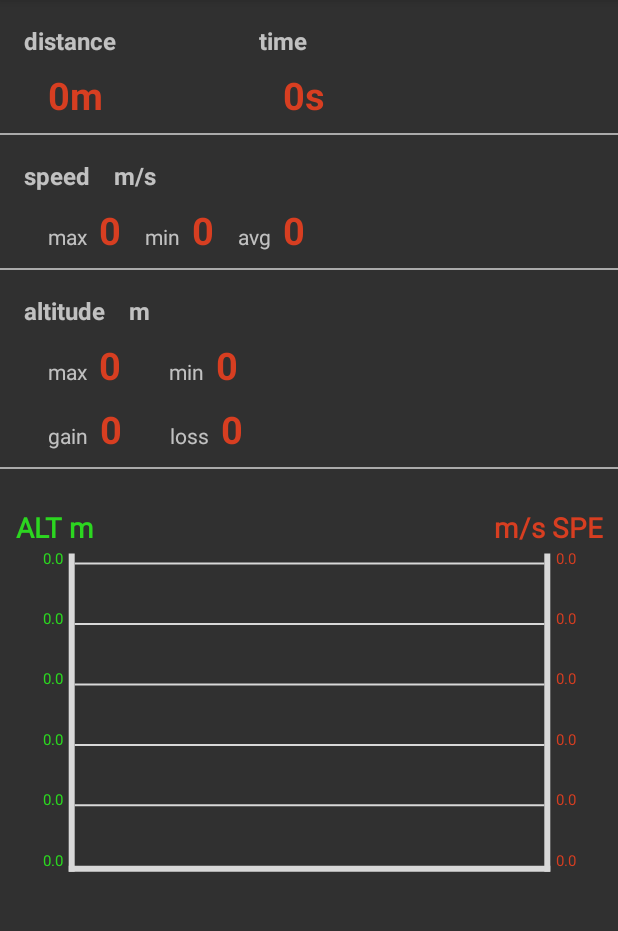
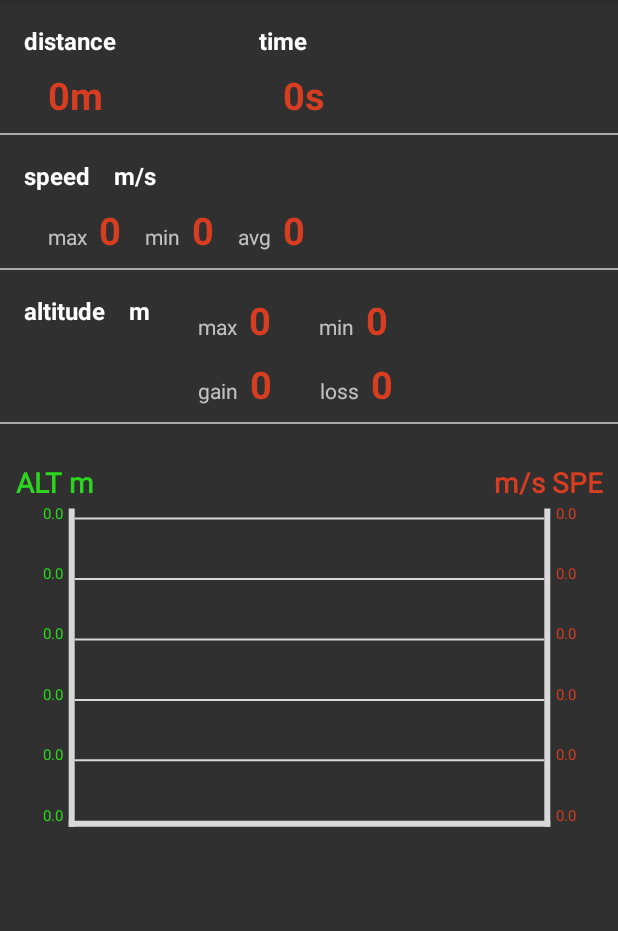
Before and after one commit to qlem/race-monitoring, an Android app: the RaceReportActivity screen opened directly, with no data from a screen before it, on a phone screen of 412 x 824 dp, the part 84-1015 px from its top. Run offline under Robolectric (Android 15) with nearby library versions, the phone set to English and light mode, and no system bars; 5 statements that could not run were skipped.

Commit message:
update design

```diff
--- a/app/src/main/res/layout-land/activity_race_report.xml
+++ b/app/src/main/res/layout-land/activity_race_report.xml
@@ -10,7 +10,7 @@
         android:layout_height="1dp"
         android:layout_marginTop="8dp"
         android:background="@android:color/darker_gray"
-        app:layout_constraintEnd_toEndOf="@+id/time_value"
+        app:layout_constraintEnd_toEndOf="@+id/barrier"
         app:layout_constraintTop_toBottomOf="@+id/time_value" />
 
     <View
@@ -19,7 +19,7 @@
         android:layout_height="1dp"
         android:layout_marginTop="8dp"
         android:background="@android:color/darker_gray"
-        app:layout_constraintEnd_toEndOf="@+id/time_value"
+        app:layout_constraintEnd_toEndOf="@+id/barrier"
         app:layout_constraintTop_toBottomOf="@+id/speed_avg_value" />
 
     <android.support.constraint.Guideline
@@ -29,6 +29,13 @@
         android:orientation="vertical"
         app:layout_constraintGuide_percent="0.25" />
 
+    <android.support.constraint.Barrier
+        android:id="@+id/barrier"
+        android:layout_width="wrap_content"
+        android:layout_height="wrap_content"
+        app:barrierDirection="end"
+        app:constraint_referenced_ids="time_value,speed_avg_value" />
+
     <TextView
         android:id="@+id/distance_label"
         android:layout_width="wrap_content"
@@ -37,7 +44,9 @@
         android:layout_marginLeft="16dp"
         android:layout_marginTop="16dp"
         android:text="@string/distance_label"
+        android:textColor="@android:color/white"
         android:textSize="16sp"
+        android:textStyle="bold"
         app:layout_constraintStart_toStartOf="parent"
         app:layout_constraintTop_toTopOf="parent" />
 
@@ -49,9 +58,9 @@
         android:layout_marginLeft="32dp"
         android:layout_marginTop="8dp"
         android:text="@string/distance_value"
+        android:textColor="@color/mainColor"
         android:textSize="25sp"
         android:textStyle="bold"
-        android:textColor="@color/mainColor"
         app:layout_constraintStart_toStartOf="parent"
         app:layout_constraintTop_toBottomOf="@+id/distance_label" />
 
@@ -63,7 +72,9 @@
         android:layout_marginLeft="8dp"
         android:layout_marginTop="16dp"
         android:text="@string/time_label"
+        android:textColor="@android:color/white"
         android:textSize="16sp"
+        android:textStyle="bold"
         app:layout_constraintStart_toStartOf="@+id/guideline"
         app:layout_constraintTop_toTopOf="parent" />
 
@@ -75,9 +86,9 @@
         android:layout_marginLeft="32dp"
         android:layout_marginTop="8dp"
         android:text="@string/time_value"
+        android:textColor="@color/mainColor"
         android:textSize="25sp"
         android:textStyle="bold"
-        android:textColor="@color/mainColor"
         app:layout_constraintStart_toStartOf="@+id/guideline"
         app:layout_constraintTop_toBottomOf="@+id/time_label" />
 
@@ -89,7 +100,9 @@
         android:layout_marginLeft="16dp"
         android:layout_marginTop="16dp"
         android:text="@string/speed_label"
+        android:textColor="@android:color/white"
         android:textSize="16sp"
+        android:textStyle="bold"
         app:layout_constraintStart_toStartOf="parent"
         app:layout_constraintTop_toBottomOf="@+id/spacer_1" />
 
@@ -111,9 +124,9 @@
         android:layout_marginLeft="8dp"
         android:layout_marginTop="8dp"
         android:text="@string/speed_max_value"
+        android:textColor="@color/mainColor"
         android:textSize="25sp"
         android:textStyle="bold"
-        android:textColor="@color/mainColor"
         app:layout_constraintStart_toEndOf="@+id/speed_max_label"
         app:layout_constraintTop_toBottomOf="@+id/speed_unit" />
 
@@ -135,9 +148,9 @@
         android:layout_marginLeft="8dp"
         android:layout_marginTop="8dp"
         android:text="@string/speed_min_value"
+        android:textColor="@color/mainColor"
         android:textSize="25sp"
         android:textStyle="bold"
-        android:textColor="@color/mainColor"
         app:layout_constraintStart_toEndOf="@+id/speed_min_label"
         app:layout_constraintTop_toBottomOf="@+id/speed_unit" />
 
@@ -159,9 +172,9 @@
         android:layout_marginLeft="8dp"
         android:layout_marginTop="8dp"
         android:text="@string/speed_avg_value"
+        android:textColor="@color/mainColor"
         android:textSize="25sp"
         android:textStyle="bold"
-        android:textColor="@color/mainColor"
         app:layout_constraintStart_toEndOf="@+id/speed_avg_label"
         app:layout_constraintTop_toBottomOf="@+id/speed_unit" />
 
@@ -173,7 +186,9 @@
         android:layout_marginLeft="16dp"
         android:layout_marginTop="16dp"
         android:text="@string/speed_unit"
+        android:textColor="@android:color/white"
         android:textSize="16sp"
+        android:textStyle="bold"
         app:layout_constraintStart_toEndOf="@+id/speed_label"
         app:layout_constraintTop_toBottomOf="@+id/spacer_1" />
 
@@ -185,7 +200,9 @@
         android:layout_marginLeft="16dp"
         android:layout_marginTop="16dp"
         android:text="@string/elevation_label"
+        android:textColor="@android:color/white"
         android:textSize="16sp"
+        android:textStyle="bold"
         app:layout_constraintStart_toStartOf="parent"
         app:layout_constraintTop_toBottomOf="@+id/spacer_2" />
 
@@ -207,9 +224,9 @@
         android:layout_marginLeft="8dp"
         android:layout_marginTop="8dp"
         android:text="@string/elevation_max_value"
+        android:textColor="@color/mainColor"
         android:textSize="25sp"
         android:textStyle="bold"
-        android:textColor="@color/mainColor"
         app:layout_constraintStart_toEndOf="@+id/elevation_max_label"
         app:layout_constraintTop_toBottomOf="@+id/elevation_unit" />
 
@@ -231,9 +248,9 @@
         android:layout_marginLeft="8dp"
         android:layout_marginTop="8dp"
         android:text="@string/elevation_min_value"
+        android:textColor="@color/mainColor"
         android:textSize="25sp"
         android:textStyle="bold"
-        android:textColor="@color/mainColor"
         app:layout_constraintStart_toEndOf="@+id/elevation_min_label"
         app:layout_constraintTop_toBottomOf="@+id/elevation_unit" />
 
@@ -255,9 +272,9 @@
         android:layout_marginLeft="8dp"
         android:layout_marginTop="8dp"
         android:text="@string/elevation_gain_value"
+        android:textColor="@color/mainColor"
         android:textSize="25sp"
         android:textStyle="bold"
-        android:textColor="@color/mainColor"
         app:layout_constraintStart_toEndOf="@+id/elevation_gain_label"
         app:layout_constraintTop_toBottomOf="@+id/elevation_unit" />
 
@@ -279,9 +296,9 @@
         android:layout_marginLeft="8dp"
         android:layout_marginTop="8dp"
         android:text="@string/elevation_loss_value"
+        android:textColor="@color/mainColor"
         android:textSize="25sp"
         android:textStyle="bold"
-        android:textColor="@color/mainColor"
         app:layout_constraintStart_toEndOf="@+id/elevation_loss_label"
         app:layout_constraintTop_toBottomOf="@+id/elevation_unit" />
 
@@ -293,7 +310,9 @@
         android:layout_marginLeft="16dp"
         android:layout_marginTop="16dp"
         android:text="@string/elevation_unit"
+        android:textColor="@android:color/white"
         android:textSize="16sp"
+        android:textStyle="bold"
         app:layout_constraintStart_toEndOf="@+id/elevation_label"
         app:layout_constraintTop_toBottomOf="@+id/spacer_2" />
 
--- a/app/src/main/res/layout/activity_race_report.xml
+++ b/app/src/main/res/layout/activity_race_report.xml
@@ -43,6 +43,7 @@
         android:layout_marginLeft="16dp"
         android:layout_marginTop="16dp"
         android:text="@string/distance_label"
+        android:textColor="@android:color/white"
         android:textSize="16sp"
         android:textStyle="bold"
         app:layout_constraintStart_toStartOf="parent"
@@ -70,6 +71,7 @@
         android:layout_marginLeft="8dp"
         android:layout_marginTop="16dp"
         android:text="@string/time_label"
+        android:textColor="@android:color/white"
         android:textSize="16sp"
         android:textStyle="bold"
         app:layout_constraintStart_toStartOf="@+id/guideline"
@@ -97,6 +99,7 @@
         android:layout_marginLeft="16dp"
         android:layout_marginTop="16dp"
         android:text="@string/speed_label"
+        android:textColor="@android:color/white"
         android:textSize="16sp"
         android:textStyle="bold"
         app:layout_constraintStart_toStartOf="parent"
@@ -182,6 +185,7 @@
         android:layout_marginLeft="16dp"
         android:layout_marginTop="16dp"
         android:text="@string/speed_unit"
+        android:textColor="@android:color/white"
         android:textSize="16sp"
         android:textStyle="bold"
         app:layout_constraintStart_toEndOf="@+id/speed_label"
@@ -195,6 +199,7 @@
         android:layout_marginLeft="16dp"
         android:layout_marginTop="16dp"
         android:text="@string/elevation_label"
+        android:textColor="@android:color/white"
         android:textSize="16sp"
         android:textStyle="bold"
         app:layout_constraintStart_toStartOf="parent"
@@ -208,7 +213,7 @@
         android:layout_marginLeft="32dp"
         android:text="@string/elevation_max_label"
         app:layout_constraintBaseline_toBaselineOf="@+id/elevation_max_value"
-        app:layout_constraintStart_toStartOf="parent" />
+        app:layout_constraintStart_toEndOf="@+id/elevation_unit" />
 
     <TextView
         android:id="@+id/elevation_max_value"
@@ -216,13 +221,13 @@
         android:layout_height="wrap_content"
         android:layout_marginStart="8dp"
         android:layout_marginLeft="8dp"
-        android:layout_marginTop="8dp"
+        android:layout_marginTop="16dp"
         android:text="@string/elevation_max_value"
+        android:textColor="@color/mainColor"
         android:textSize="25sp"
         android:textStyle="bold"
-        android:textColor="@color/mainColor"
         app:layout_constraintStart_toEndOf="@+id/elevation_max_label"
-        app:layout_constraintTop_toBottomOf="@+id/elevation_unit" />
+        app:layout_constraintTop_toBottomOf="@+id/spacer_2" />
 
     <TextView
         android:id="@+id/elevation_min_label"
@@ -240,13 +245,13 @@
         android:layout_height="wrap_content"
         android:layout_marginStart="8dp"
         android:layout_marginLeft="8dp"
-        android:layout_marginTop="8dp"
+        android:layout_marginTop="16dp"
         android:text="@string/elevation_min_value"
+        android:textColor="@color/mainColor"
         android:textSize="25sp"
         android:textStyle="bold"
-        android:textColor="@color/mainColor"
         app:layout_constraintStart_toEndOf="@+id/elevation_min_label"
-        app:layout_constraintTop_toBottomOf="@+id/elevation_unit" />
+        app:layout_constraintTop_toBottomOf="@+id/spacer_2" />
 
     <TextView
         android:id="@+id/elevation_gain_label"
@@ -256,7 +261,7 @@
         android:layout_marginLeft="32dp"
         android:text="@string/elevation_gain_label"
         app:layout_constraintBaseline_toBaselineOf="@+id/elevation_gain_value"
-        app:layout_constraintStart_toStartOf="parent" />
+        app:layout_constraintStart_toEndOf="@+id/elevation_unit" />
 
     <TextView
         android:id="@+id/elevation_gain_value"
@@ -303,6 +308,7 @@
         android:layout_marginLeft="16dp"
         android:layout_marginTop="16dp"
         android:text="@string/elevation_unit"
+        android:textColor="@android:color/white"
         android:textSize="16sp"
         android:textStyle="bold"
         app:layout_constraintStart_toEndOf="@+id/elevation_label"
```
